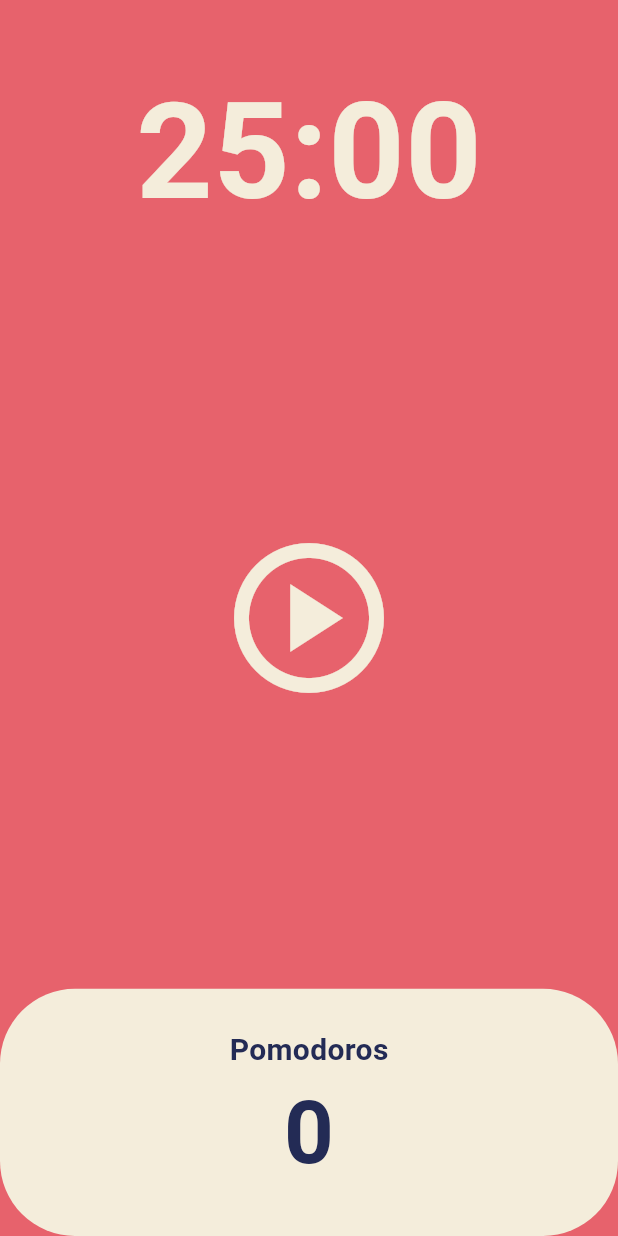
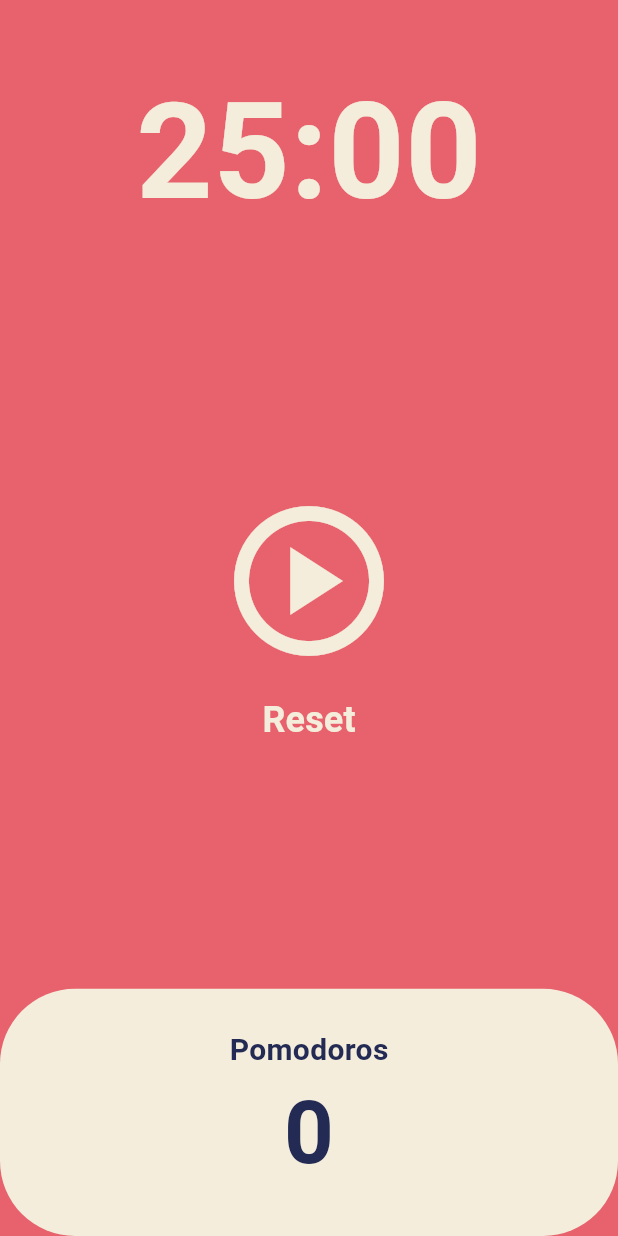
Before and after one commit to shleecloud/hello-flutter, a Flutter app: the screen it shows after launch, on a phone screen of 412 x 824 dp. Run offline on Flutter 3.47's test engine with Material 3 defaults, Android fonts, the phone set to English and light mode, and no system bars.

Commit message:
feature: pomodoro code challenge

```diff
--- a/flutter-02-pomodoro/lib/screens/home_screen.dart
+++ b/flutter-02-pomodoro/lib/screens/home_screen.dart
@@ -46,6 +46,14 @@ class _HomeScreenState extends State<HomeScreen> {
     });
   }
 
+  void onResetPressed() {
+    timer.cancel();
+    setState(() {
+      totalSeconds = twentyFiveMinutes;
+      isRunning = false;
+    });
+  }
+
   String format(int seconds) {
     var duration = Duration(seconds: seconds);
     return duration.toString().split('.').first.substring(2, 7);
@@ -74,7 +82,10 @@ class _HomeScreenState extends State<HomeScreen> {
           Flexible(
             flex: 3,
             child: Center(
-              child: IconButton(
+              child: Column(
+                mainAxisAlignment: MainAxisAlignment.center,
+                children: [
+                  IconButton(
                     iconSize: 120,
                     icon: Icon(
                       isRunning
@@ -83,6 +94,19 @@ class _HomeScreenState extends State<HomeScreen> {
                       color: Theme.of(context).cardColor,
                     ),
                     onPressed: isRunning ? onPausePressed : onStartPressed,
+                  ),
+                  TextButton(
+                    onPressed: onResetPressed,
+                    child: Text(
+                      'Reset',
+                      style: TextStyle(
+                        color: Theme.of(context).cardColor,
+                        fontSize: 24,
+                        fontWeight: FontWeight.w600,
+                      ),
+                    ),
+                  ),
+                ],
               ),
             ),
           ),
```
Lines whose indentation alone changed are shown as unchanged.
